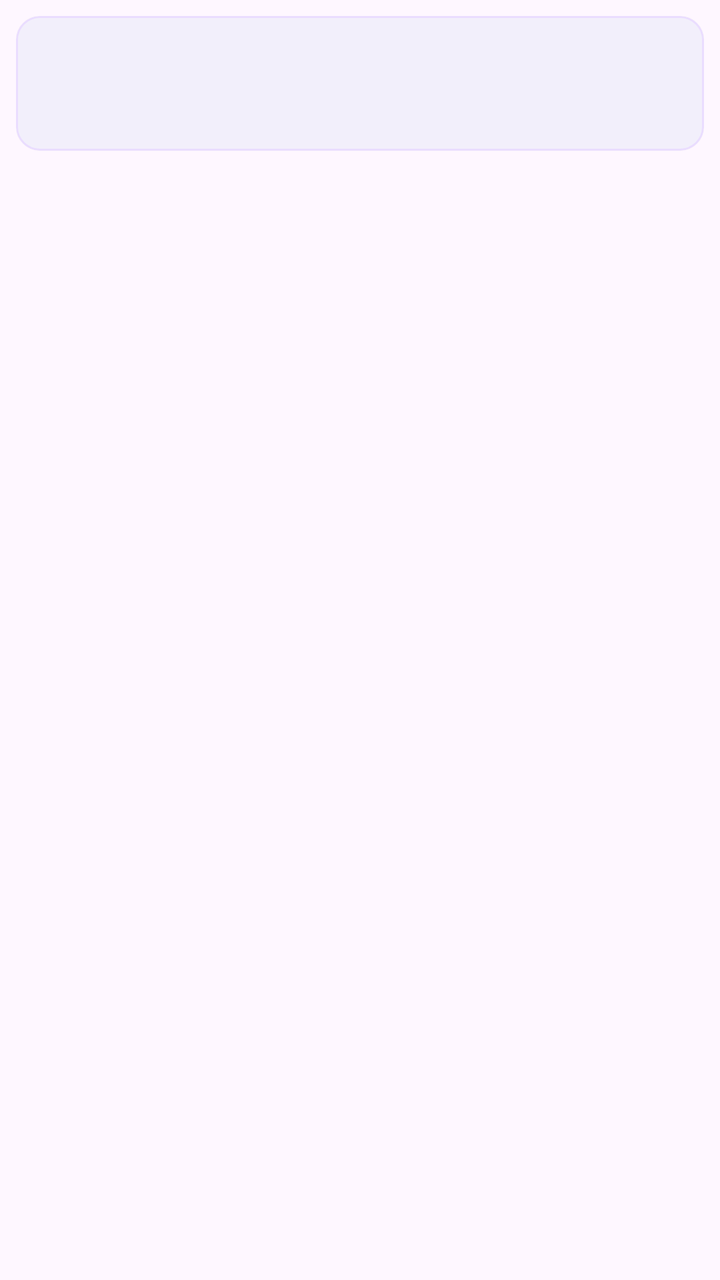
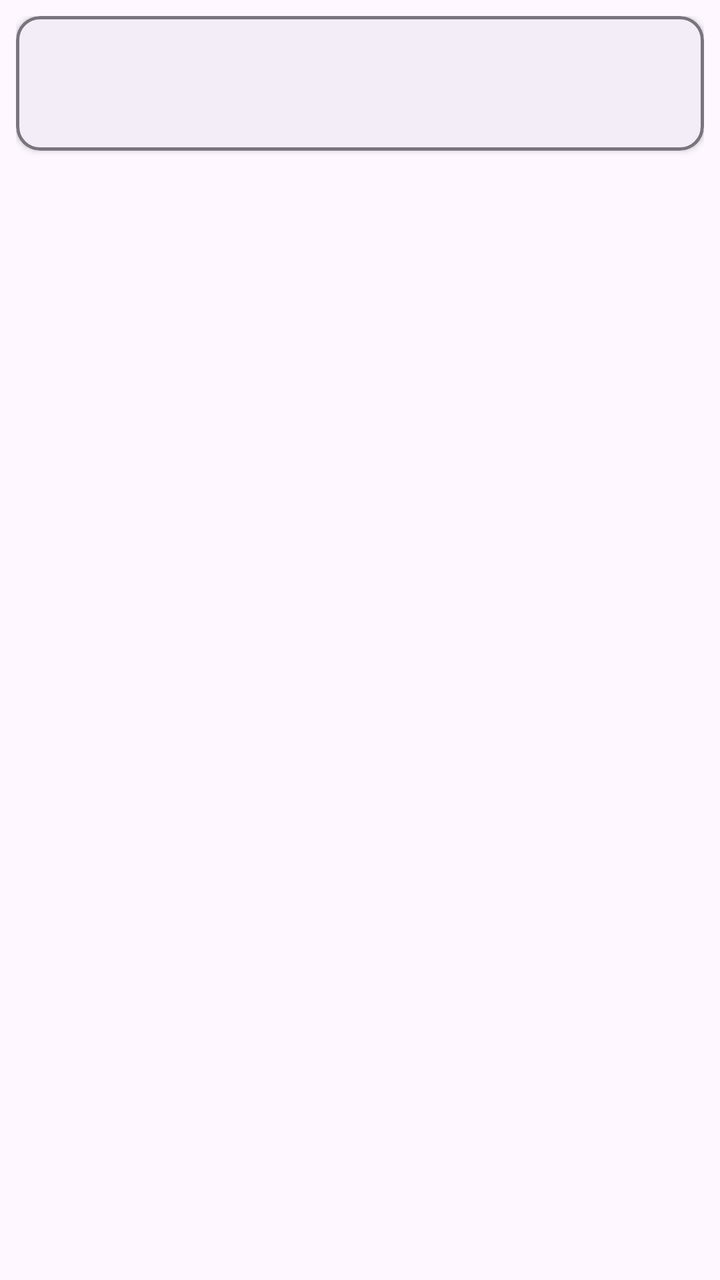

Screens rendered from an Android XML layout before and after an edit, with the pre-edit source and the edit as a unified diff.
<!-- AndroidManifest.xml: application theme Theme.ChimeReminder -->
<!-- res/layout/item_sound_category.xml -->
<?xml version="1.0" encoding="utf-8"?>
<LinearLayout xmlns:android="http://schemas.android.com/apk/res/android"
    xmlns:app="http://schemas.android.com/apk/res-auto"
    android:layout_width="match_parent"
    android:layout_height="wrap_content"
    android:orientation="vertical"
    android:paddingHorizontal="8dp"
    android:paddingVertical="8dp">

    <com.google.android.material.card.MaterialCardView
        android:layout_width="match_parent"
        android:layout_height="wrap_content"
        app:cardElevation="1dp"
        app:cardCornerRadius="12dp"
        app:strokeColor="?attr/colorPrimaryContainer"
        app:strokeWidth="1dp">

        <LinearLayout
            android:layout_width="match_parent"
            android:layout_height="wrap_content"
            android:orientation="vertical"
            android:paddingVertical="12dp"
            android:paddingHorizontal="16dp">

            <TextView
                android:id="@+id/text1"
                android:layout_width="match_parent"
                android:layout_height="wrap_content"
                android:textSize="16sp"
                android:textColor="?attr/colorOnBackground"
                android:textStyle="bold" />

            <TextView
                android:id="@+id/text2"
                android:layout_width="match_parent"
                android:layout_height="wrap_content"
                android:textSize="13sp"
                android:textColor="?attr/colorOnSurfaceVariant"
                android:layout_marginTop="4dp" />

        </LinearLayout>

    </com.google.android.material.card.MaterialCardView>

</LinearLayout>
<!-- resources referenced by this layout -->
<resources>
  <style name="Theme.ChimeReminder" parent="Theme.Material3.DayNight.NoActionBar">
          <item name="colorPrimary">@color/primary</item>
          <item name="colorSecondary">@color/secondary</item>
      </style>
  <color name="primary">#1565C0</color>
  <color name="secondary">#455A64</color>
</resources>

<!-- the commit's change to res/layout/item_sound_category.xml (unified diff, before → after) -->
@@ -10,10 +10,11 @@
     <com.google.android.material.card.MaterialCardView
         android:layout_width="match_parent"
         android:layout_height="wrap_content"
-        app:cardElevation="1dp"
+        app:cardElevation="2dp"
         app:cardCornerRadius="12dp"
-        app:strokeColor="?attr/colorPrimaryContainer"
-        app:strokeWidth="1dp">
+        app:cardBackgroundColor="?attr/colorSurfaceContainer"
+        app:strokeColor="?attr/colorOutline"
+        app:strokeWidth="1.5dp">
 
         <LinearLayout
             android:layout_width="match_parent"
